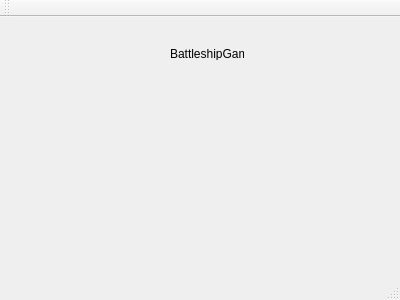
Above: BattleshipGame/mainwindow.ui from AndLvovSky/battleship-game before the change. Below: the same form after it.
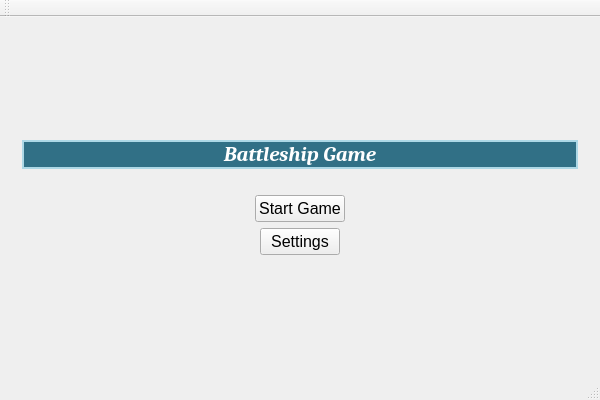
That is the form after the change.

Commit message: Created main page

Patch:
```diff
--- a/BattleshipGame/mainwindow.ui
+++ b/BattleshipGame/mainwindow.ui
@@ -6,27 +6,188 @@
    <rect>
     <x>0</x>
     <y>0</y>
-    <width>400</width>
-    <height>300</height>
+    <width>600</width>
+    <height>400</height>
    </rect>
   </property>
   <property name="windowTitle">
    <string>MainWindow</string>
   </property>
   <widget class="QWidget" name="centralWidget">
-   <widget class="QLabel" name="label">
-    <property name="geometry">
-     <rect>
-      <x>170</x>
-      <y>30</y>
-      <width>74</width>
-      <height>13</height>
-     </rect>
-    </property>
-    <property name="text">
-     <string>BattleshipGame</string>
-    </property>
-   </widget>
+   <property name="styleSheet">
+    <string notr="true"/>
+   </property>
+   <layout class="QVBoxLayout" name="verticalLayout">
+    <item>
+     <widget class="QStackedWidget" name="stackedWidget">
+      <property name="currentIndex">
+       <number>0</number>
+      </property>
+      <widget class="QWidget" name="main_page">
+       <layout class="QVBoxLayout" name="verticalLayout_2">
+        <item>
+         <spacer name="verticalSpacer_2">
+          <property name="orientation">
+           <enum>Qt::Vertical</enum>
+          </property>
+          <property name="sizeHint" stdset="0">
+           <size>
+            <width>20</width>
+            <height>88</height>
+           </size>
+          </property>
+         </spacer>
+        </item>
+        <item>
+         <widget class="QLabel" name="gameNameLabel">
+          <property name="font">
+           <font>
+            <family>Cambria</family>
+            <pointsize>16</pointsize>
+            <weight>75</weight>
+            <italic>true</italic>
+            <bold>true</bold>
+           </font>
+          </property>
+          <property name="styleSheet">
+           <string notr="true">background: rgb(49, 112, 134); border: 2px solid lightblue; color: white;</string>
+          </property>
+          <property name="text">
+           <string>Battleship Game</string>
+          </property>
+          <property name="alignment">
+           <set>Qt::AlignCenter</set>
+          </property>
+         </widget>
+        </item>
+        <item>
+         <spacer name="verticalSpacer_3">
+          <property name="orientation">
+           <enum>Qt::Vertical</enum>
+          </property>
+          <property name="sizeType">
+           <enum>QSizePolicy::Fixed</enum>
+          </property>
+          <property name="sizeHint" stdset="0">
+           <size>
+            <width>20</width>
+            <height>20</height>
+           </size>
+          </property>
+         </spacer>
+        </item>
+        <item>
+         <layout class="QHBoxLayout" name="horizontalLayout">
+          <item>
+           <spacer name="horizontalSpacer">
+            <property name="orientation">
+             <enum>Qt::Horizontal</enum>
+            </property>
+            <property name="sizeHint" stdset="0">
+             <size>
+              <width>40</width>
+              <height>20</height>
+             </size>
+            </property>
+           </spacer>
+          </item>
+          <item>
+           <widget class="QPushButton" name="startGameButton">
+            <property name="font">
+             <font>
+              <family>Arial</family>
+              <pointsize>12</pointsize>
+             </font>
+            </property>
+            <property name="cursor">
+             <cursorShape>OpenHandCursor</cursorShape>
+            </property>
+            <property name="text">
+             <string>Start Game</string>
+            </property>
+           </widget>
+          </item>
+          <item>
+           <spacer name="horizontalSpacer_2">
+            <property name="orientation">
+             <enum>Qt::Horizontal</enum>
+            </property>
+            <property name="sizeHint" stdset="0">
+             <size>
+              <width>40</width>
+              <height>20</height>
+             </size>
+            </property>
+           </spacer>
+          </item>
+         </layout>
+        </item>
+        <item>
+         <layout class="QHBoxLayout" name="horizontalLayout_2">
+          <item>
+           <spacer name="horizontalSpacer_3">
+            <property name="orientation">
+             <enum>Qt::Horizontal</enum>
+            </property>
+            <property name="sizeHint" stdset="0">
+             <size>
+              <width>40</width>
+              <height>20</height>
+             </size>
+            </property>
+           </spacer>
+          </item>
+          <item>
+           <widget class="QPushButton" name="settingsButton">
+            <property name="font">
+             <font>
+              <family>Arial</family>
+              <pointsize>12</pointsize>
+             </font>
+            </property>
+            <property name="cursor">
+             <cursorShape>OpenHandCursor</cursorShape>
+            </property>
+            <property name="text">
+             <string>Settings</string>
+            </property>
+           </widget>
+          </item>
+          <item>
+           <spacer name="horizontalSpacer_4">
+            <property name="orientation">
+             <enum>Qt::Horizontal</enum>
+            </property>
+            <property name="sizeHint" stdset="0">
+             <size>
+              <width>40</width>
+              <height>20</height>
+             </size>
+            </property>
+           </spacer>
+          </item>
+         </layout>
+        </item>
+        <item>
+         <spacer name="verticalSpacer">
+          <property name="orientation">
+           <enum>Qt::Vertical</enum>
+          </property>
+          <property name="sizeHint" stdset="0">
+           <size>
+            <width>20</width>
+            <height>85</height>
+           </size>
+          </property>
+         </spacer>
+        </item>
+       </layout>
+      </widget>
+      <widget class="QWidget" name="settings_page"/>
+      <widget class="QWidget" name="game_page"/>
+     </widget>
+    </item>
+   </layout>
   </widget>
   <widget class="QMenuBar" name="menuBar">
    <property name="geometry">
```
Left out of the diff: 2 changed lines with no effect on the pictures. The commit also changes 5 other files.
